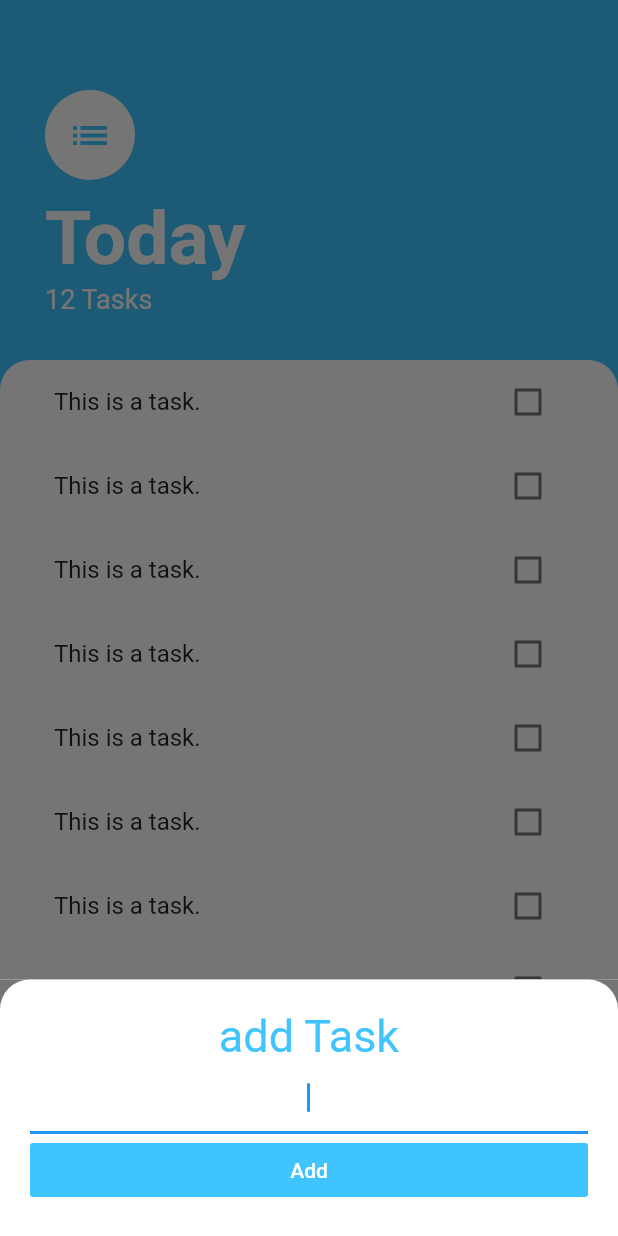
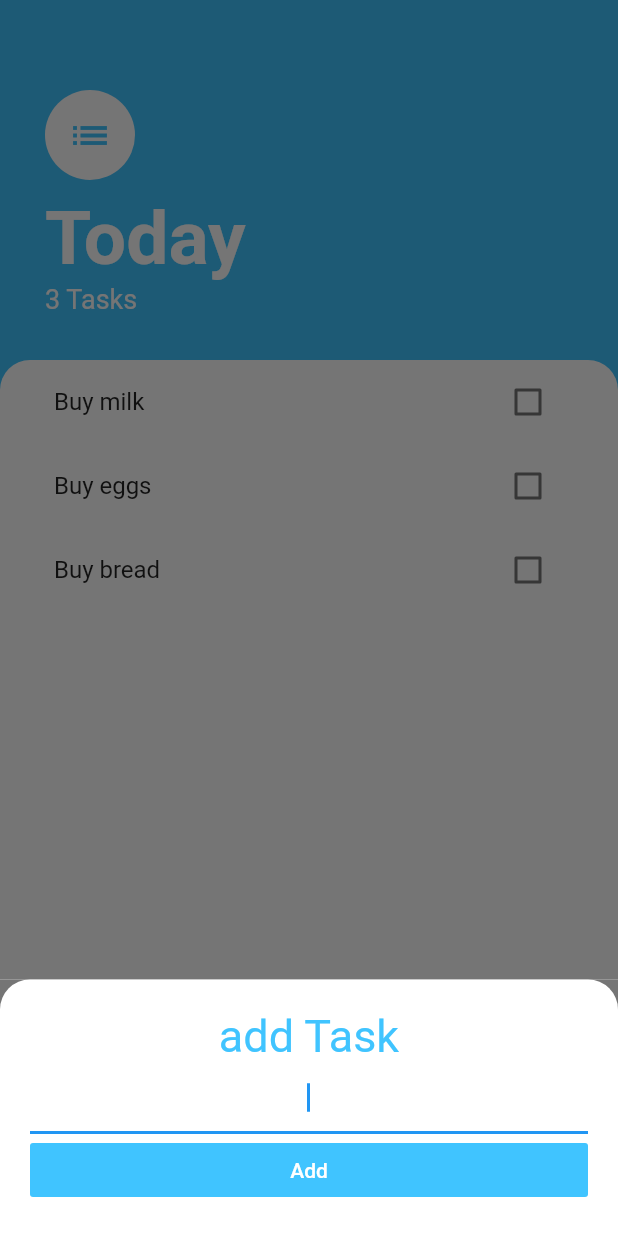
Before and after one commit to fghjjkl32/today_flutter, a Flutter app: the screen it shows after launch, after a tap on the "add" icon, on a phone screen of 412 x 824 dp. Run offline on Flutter 3.47's test engine with Material 2 defaults, Android fonts, the phone set to English and light mode, and no system bars.

Commit message:
feat | add : AddTaskScreen list add

```diff
--- /dev/null
+++ b/lib/models/task.dart
@@ -0,0 +1,10 @@
+class Task {
+  Task({required this.name, this.isDone = false});
+
+  final String? name;
+  bool isDone;
+
+  void toggleDone() {
+    isDone = !isDone;
+  }
+}
--- a/lib/screens/add_task_screen.dart
+++ b/lib/screens/add_task_screen.dart
@@ -1,8 +1,14 @@
 import 'package:flutter/material.dart';
 
 class AddTaskScreen extends StatelessWidget {
+  final Function addTaskCallback;
+
+  AddTaskScreen(this.addTaskCallback);
+
   @override
   Widget build(BuildContext context) {
+    String? newTaskTitle;
+
     return Container(
       color: Color(0xFF757575),
       child: Container(
@@ -28,9 +34,15 @@ class AddTaskScreen extends StatelessWidget {
             TextField(
               autofocus: true,
               textAlign: TextAlign.center,
+              onChanged: (newText) {
+                print(newText);
+                newTaskTitle = newText;
+              },
             ),
             FlatButton(
-              onPressed: () {},
+              onPressed: () {
+                addTaskCallback(newTaskTitle);
+              },
               child: Text(
                 "Add",
                 style: TextStyle(color: Colors.white),
--- a/lib/screens/tasks_screen.dart
+++ b/lib/screens/tasks_screen.dart
@@ -1,8 +1,20 @@
 import 'package:flutter/material.dart';
 import 'package:today_flutter/widgets/task_list.dart';
 import 'package:today_flutter/screens/add_task_screen.dart';
+import 'package:today_flutter/models/task.dart';
 
-class TasksScreen extends StatelessWidget {
+class TasksScreen extends StatefulWidget {
+  @override
+  _TasksScreenState createState() => _TasksScreenState();
+}
+
+class _TasksScreenState extends State<TasksScreen> {
+  List<Task> tasks = [
+    Task(name: 'Buy milk'),
+    Task(name: 'Buy eggs'),
+    Task(name: 'Buy bread'),
+  ];
+
   @override
   Widget build(BuildContext context) {
     return Scaffold(
@@ -17,7 +29,14 @@ class TasksScreen extends StatelessWidget {
               child: Container(
                 padding: EdgeInsets.only(
                     bottom: MediaQuery.of(context).viewInsets.bottom),
-                child: AddTaskScreen(),
+                child: AddTaskScreen(
+                  (newTaskTitle) {
+                    setState(() {
+                      tasks.add(Task(name: newTaskTitle));
+                    });
+                    Navigator.pop(context);
+                  },
+                ),
               ),
             ),
           );
@@ -53,7 +72,7 @@ class TasksScreen extends StatelessWidget {
                   ),
                 ),
                 Text(
-                  "12 Tasks",
+                  "${tasks.length} Tasks",
                   style: TextStyle(
                     color: Colors.white,
                     fontSize: 18,
@@ -72,7 +91,7 @@ class TasksScreen extends StatelessWidget {
                   topRight: Radius.circular(20),
                 ),
               ),
-              child: TasksList(),
+              child: TasksList(tasks),
             ),
           ),
         ],
--- a/lib/widgets/task_list.dart
+++ b/lib/widgets/task_list.dart
@@ -1,23 +1,31 @@
 import 'package:flutter/material.dart';
 import 'package:today_flutter/widgets/task_tile.dart';
+import 'package:today_flutter/models/task.dart';
 
-class TasksList extends StatelessWidget {
+class TasksList extends StatefulWidget {
+  final List<Task> tasks;
+  TasksList(this.tasks);
+
+  @override
+  _TasksListState createState() => _TasksListState();
+}
+
+class _TasksListState extends State<TasksList> {
   @override
   Widget build(BuildContext context) {
-    return ListView(
-      children: [
-        TaskTile(),
-        TaskTile(),
-        TaskTile(),
-        TaskTile(),
-        TaskTile(),
-        TaskTile(),
-        TaskTile(),
-        TaskTile(),
-        TaskTile(),
-        TaskTile(),
-        TaskTile(),
-      ],
+    return ListView.builder(
+      itemBuilder: (context, index) {
+        return TaskTile(
+          isChecked: widget.tasks[index].isDone,
+          taskTitle: widget.tasks[index].name!,
+          checkboxCallback: (checkboxState) {
+            setState(() {
+              widget.tasks[index].toggleDone();
+            });
+          },
+        );
+      },
+      itemCount: widget.tasks.length,
     );
   }
 }
--- a/lib/widgets/task_tile.dart
+++ b/lib/widgets/task_tile.dart
@@ -1,47 +1,33 @@
 import 'package:flutter/material.dart';
 
-class TaskTile extends StatefulWidget {
-  @override
-  _TaskTileState createState() => _TaskTileState();
-}
+class TaskTile extends StatelessWidget {
+  final bool isChecked;
+  final String taskTitle;
+  final void Function(bool?) checkboxCallback;
 
-class _TaskTileState extends State<TaskTile> {
-  bool isChecked = false;
-
-  void checkboxCallback(bool? checkboxState) {
-    setState(() {
-      isChecked = checkboxState!;
-    });
-  }
+  TaskTile(
+      {required this.isChecked,
+      required this.taskTitle,
+      required this.checkboxCallback});
 
   @override
   Widget build(BuildContext context) {
     return ListTile(
       title: Text(
-        "This is a task.",
+        taskTitle,
         style: TextStyle(
-          decoration: isChecked ? TextDecoration.lineThrough : null,
-        ),
+            decoration: isChecked ? TextDecoration.lineThrough : null),
       ),
-      trailing: TaskCheckbox(
-          checkboxState: isChecked, toggleCheckboxState: checkboxCallback),
+      trailing: Checkbox(
+        activeColor: Colors.lightBlueAccent,
+        value: isChecked,
+        onChanged: checkboxCallback,
+      ),
     );
   }
 }
 
-class TaskCheckbox extends StatelessWidget {
-  final bool checkboxState;
-  final Function(bool?) toggleCheckboxState;
-
-  TaskCheckbox(
-      {required this.checkboxState, required this.toggleCheckboxState});
-
-  @override
-  Widget build(BuildContext context) {
-    return Checkbox(
-      activeColor: Colors.lightBlueAccent,
-      value: checkboxState,
-      onChanged: toggleCheckboxState,
-    );
-  }
-}
+// (bool? checkboxState) {
+// setState(() {
+// isChecked = checkboxState ?? true;
+// });
```
